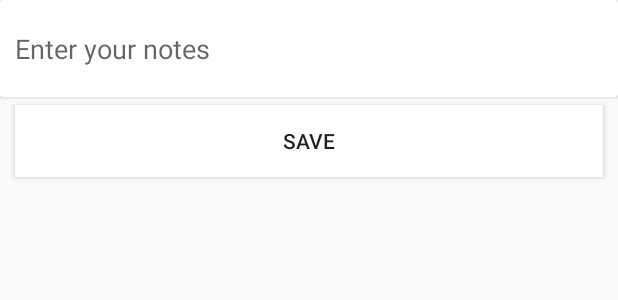
After one commit to faizanmir/BookKeeper3, an Android app: the layout notesactivitybottom.xml on its own in the app's theme, with its tools: preview values and no code run, on a phone screen of 412 x 824 dp. The commit adds this screen. Shown: the top 300 px of the screen. Run offline under Robolectric (Android 15) with nearby library versions, the phone set to English and light mode, and no system bars.

Commit message:
Complete
Signed-off-by: Faizan <faizanmir009@gmail.com>

```diff
--- /dev/null
+++ b/app/src/main/res/layout/notesactivitybottom.xml
@@ -0,0 +1,42 @@
+<?xml version="1.0" encoding="utf-8"?>
+<RelativeLayout xmlns:android="http://schemas.android.com/apk/res/android"
+    xmlns:app="http://schemas.android.com/apk/res-auto"
+    android:orientation="vertical"
+    android:layout_width="match_parent"
+    android:layout_height="match_parent">
+
+    <androidx.cardview.widget.CardView
+        android:layout_width="match_parent"
+        android:layout_height="wrap_content"
+        app:cardElevation="2sp"
+        android:id="@+id/card_view">
+
+        <EditText
+            android:layout_width="match_parent"
+            android:layout_height="wrap_content"
+            android:hint="Enter your notes"
+            android:id="@+id/note_edit_text"
+            android:layout_centerHorizontal="true"
+            android:background="@android:color/white"
+            android:layout_marginTop="10sp"
+            android:padding="10sp"
+            android:layout_marginBottom="10sp" />
+    </androidx.cardview.widget.CardView>
+
+    <Button
+        android:id="@+id/button_noteadder"
+        android:layout_width="match_parent"
+        android:layout_height="wrap_content"
+        android:text="Save"
+        android:layout_below="@+id/card_view"
+        android:layout_centerHorizontal="true"
+        android:background="@android:color/white"
+        android:elevation="10sp"
+        android:layout_marginBottom="10sp"
+        android:layout_marginTop="5sp"
+        android:layout_marginStart="10sp"
+        android:layout_marginEnd="10sp"
+
+        />
+
+</RelativeLayout>
```
Also changed, not shown: app/src/main/AndroidManifest.xml (+15 -3 lines), app/src/main/java/bookkeeper/com/bookkeeper/BookNotesDatabase/bookQuotes.java (added, +29 -0 lines), app/src/main/java/bookkeeper/com/bookkeeper/BookNotesDatabase/bookQuotesDAO.java (added, +25 -0 lines), app/src/main/java/bookkeeper/com/bookkeeper/BookNotesDatabase/bookQuotesTable.java (added, +22 -0 lines), app/src/main/java/bookkeeper/com/bookkeeper/mainActivity.java (+9 -12 lines), app/src/main/java/bookkeeper/com/bookkeeper/myRecyclerView.java (+21 -14 lines), app/src/main/java/bookkeeper/com/bookkeeper/notesActivity.java (added, +73 -0 lines), app/src/main/java/bookkeeper/com/bookkeeper/notesRecyclerView.java (added, +50 -0 lines), app/src/main/res/layout/activity_main.xml (+18 -11 lines), app/src/main/res/layout/activity_notes2.xml (added, +41 -0 lines), app/src/main/res/layout/rv.xml (+6 -9 lines), app/src/main/res/layout/rv2.xml (added, +25 -0 lines).
